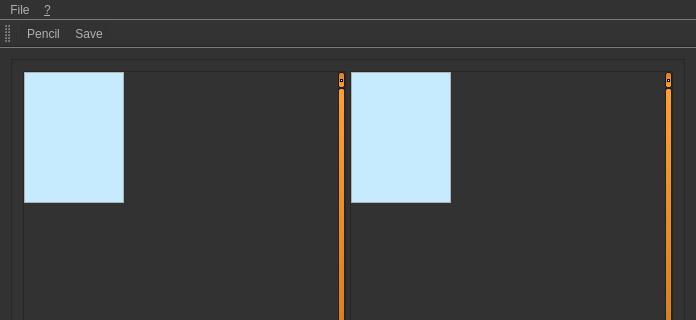
Old version of the form mainwindow.ui in the repository Thejuster/Mappy; both pictures show x 0 to 696 and y 0 to 320 of the 696 by 644 pixel window.
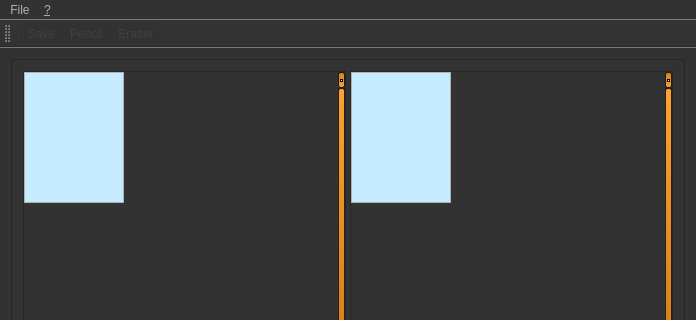
New version of the form. Icons and pictures are not drawn. Custom widgets are drawn as their Qt base class.

What changed in the file:
```diff
--- a/mainwindow.ui
+++ b/mainwindow.ui
@@ -666,8 +666,9 @@
     <bool>true</bool>
    </attribute>
    <addaction name="separator"/>
-   <addaction name="actionPencil"/>
    <addaction name="actionSave"/>
+   <addaction name="actionPencil"/>
+   <addaction name="actionEraser"/>
   </widget>
   <widget class="QStatusBar" name="statusBar"/>
   <action name="action_New_Map">
@@ -696,6 +697,12 @@
    </property>
   </action>
   <action name="actionPencil">
+   <property name="checkable">
+    <bool>true</bool>
+   </property>
+   <property name="enabled">
+    <bool>false</bool>
+   </property>
    <property name="icon">
     <iconset resource="res.qrc">
      <normaloff>:/icon/Resource/pencil.png</normaloff>:/icon/Resource/pencil.png</iconset>
@@ -708,6 +715,9 @@
    </property>
   </action>
   <action name="actionSave">
+   <property name="enabled">
+    <bool>false</bool>
+   </property>
    <property name="icon">
     <iconset resource="res.qrc">
      <normaloff>:/icon/Resource/diskette.png</normaloff>:/icon/Resource/diskette.png</iconset>
@@ -719,6 +729,24 @@
     <string>Save current map</string>
    </property>
   </action>
+  <action name="actionEraser">
+   <property name="checkable">
+    <bool>true</bool>
+   </property>
+   <property name="enabled">
+    <bool>false</bool>
+   </property>
+   <property name="icon">
+    <iconset resource="res.qrc">
+     <normaloff>:/icon/Resource/eraser.png</normaloff>:/icon/Resource/eraser.png</iconset>
+   </property>
+   <property name="text">
+    <string>Eraser</string>
+   </property>
+   <property name="toolTip">
+    <string>Eraser</string>
+   </property>
+  </action>
  </widget>
  <layoutdefault spacing="6" margin="11"/>
  <customwidgets>
```
